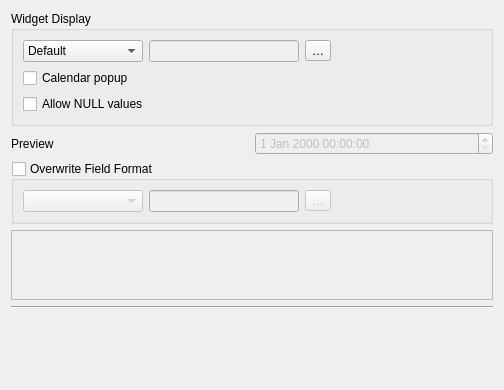
carsmie/QGIS, file src/ui/editorwidgets/qgsdatetimeeditconfig.ui: the form before one commit.
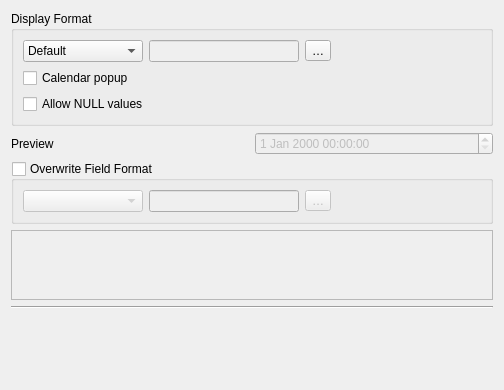
The form after the commit. Icons and pictures are not drawn. Custom widgets are drawn as their Qt base class.

Commit message:
"Widget Display" is now called "Display Format" (IMO Widget Display does not make much sense for users).
When "Overwrite Field Format" gets unchecked again, the Field Format Combobox resets back to "Default" (this to avoid that user could think the custom value is taken, but just not enabled to edit it).

The checked state of "Overwrite Field Format" is keeped in the config.

What changed in the file:
```diff
--- a/src/ui/editorwidgets/qgsdatetimeeditconfig.ui
+++ b/src/ui/editorwidgets/qgsdatetimeeditconfig.ui
@@ -62,7 +62,7 @@
    <item row="2" column="0">
     <widget class="QGroupBox" name="groupBox">
      <property name="title">
-      <string>Widget Display</string>
+      <string>Display Format</string>
      </property>
      <layout class="QGridLayout" name="gridLayout_2">
       <item row="0" column="3">
```
Left out of the diff: 66 changed lines with no effect on the pictures. The commit also changes 2 other files.
